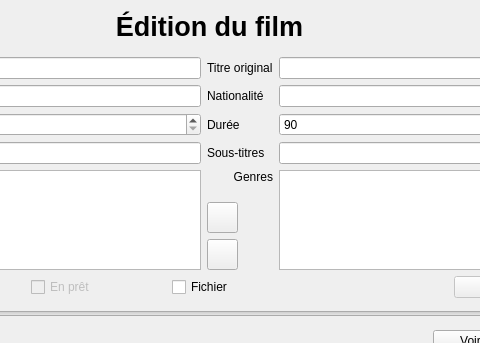
This is ui/editbook.ui in chindit/dadabooks as Qt 5 draws it before an edit; both pictures show x 190 to 670 and y 0 to 343 of the 799 by 886 pixel window. The edited form follows.
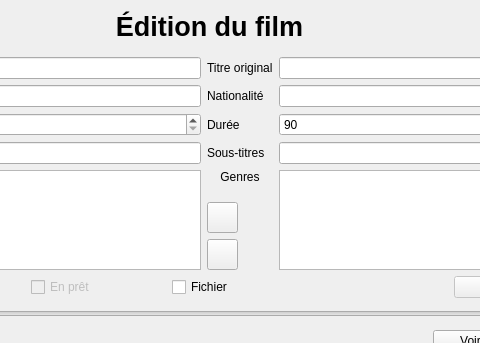
This is the edited form. The open tabs and pages were chosen to show the change. Icons and pictures are not drawn.

The edit to the form file:
```diff
--- a/ui/editbook.ui
+++ b/ui/editbook.ui
@@ -983,7 +983,7 @@
             <string>Genres</string>
            </property>
            <property name="alignment">
-            <set>Qt::AlignRight|Qt::AlignTop|Qt::AlignTrailing</set>
+            <set>Qt::AlignHCenter|Qt::AlignTop</set>
            </property>
           </widget>
          </item>
```
Left out of the diff: 6 changed lines with no effect on the pictures.
